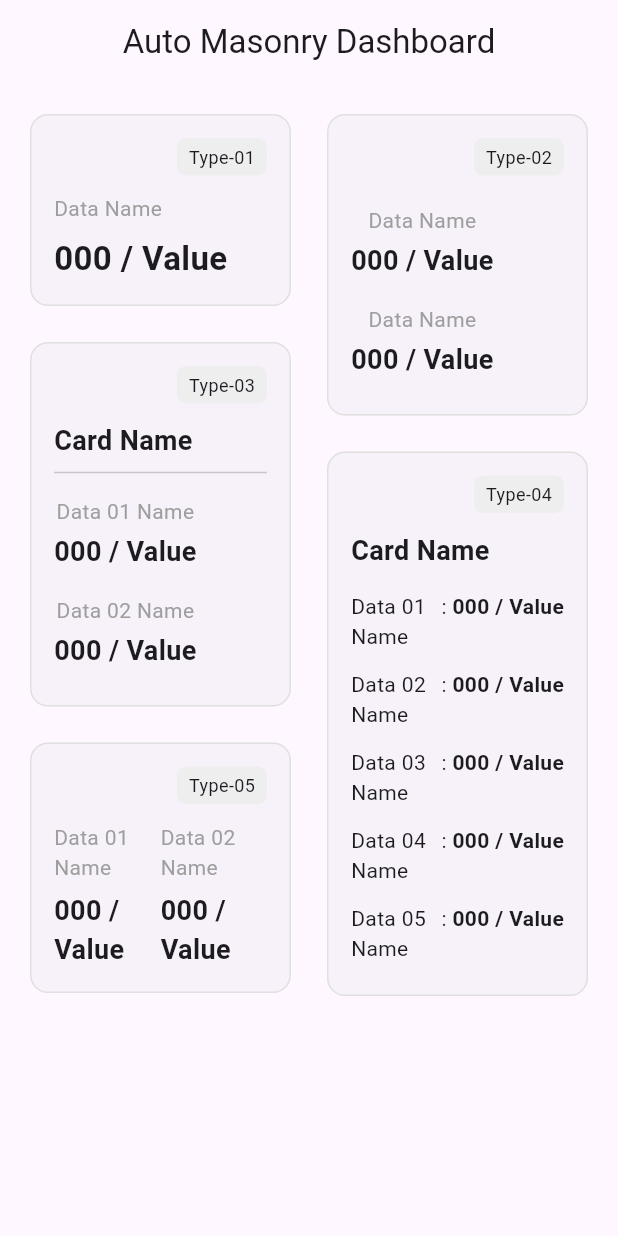
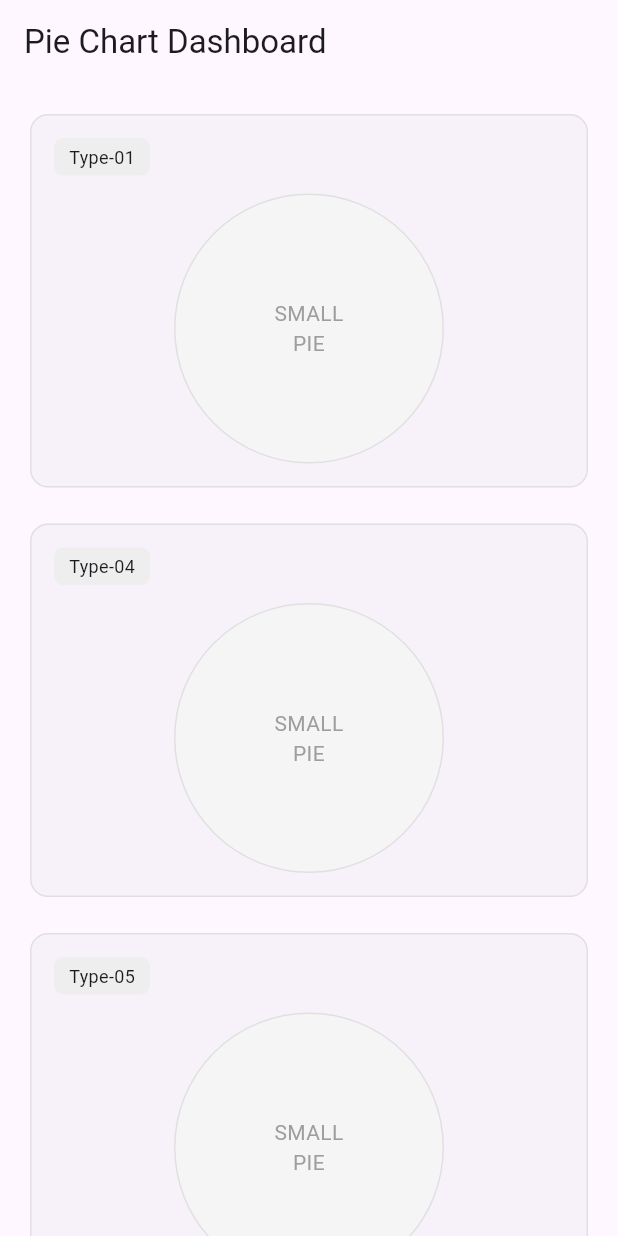
Before and after one commit to zVoid24/scube_app, a Flutter app: the screen it shows after launch, on a phone screen of 412 x 824 dp. Run offline on Flutter 3.47's test engine with Material 3 defaults, Android fonts, the phone set to English and light mode, and no system bars; our stand-ins replace fl_chart, get, open_file, syncfusion_flutter_charts, syncfusion_flutter_datagrid; missing offline and left inert: syncfusion_flutter_pdf, syncfusion_flutter_xlsio.

Commit message:
feat: auto flow cards

```diff
--- a/lib/main.dart
+++ b/lib/main.dart
@@ -1,5 +1,6 @@
 import 'package:flutter/material.dart';
 import 'package:flutter_application_1/presentation/pages/auto_flow_cards.dart';
+import 'package:flutter_application_1/presentation/pages/pie_dashboard_screen.dart';
 import 'package:syncfusion_flutter_datagrid/datagrid.dart';
 
 void main() {
@@ -13,7 +14,7 @@ class MyApp extends StatelessWidget {
   Widget build(BuildContext context) {
     return const MaterialApp(
       debugShowCheckedModeBanner: false,
-      home: AutoFlowCards(),
+      home: PieDashboardScreen(),
     );
   }
 }
--- a/lib/presentation/pages/auto_flow_cards.dart
+++ b/lib/presentation/pages/auto_flow_cards.dart
@@ -16,12 +16,15 @@ class AutoFlowCards extends StatelessWidget {
       body: Padding(
         padding: const EdgeInsets.all(16),
         child: MasonryGridView.extent(
-          maxCrossAxisExtent: 300, // 🔥 auto column calculation
+          maxCrossAxisExtent: 380, // 🔥 auto column calculation
           mainAxisSpacing: 16,
           crossAxisSpacing: 16,
           itemCount: cardsData.length,
           itemBuilder: (context, index) {
-            return DynamicCard(data: cardsData[index]);
+            if(index%2==0){
+              return DynamicCard(data: cardsData[index],width: 150.0,);
+            }
+            return DynamicCard(data: cardsData[index],width: 200.0,);
           },
         ),
       ),
@@ -85,17 +88,19 @@ List<Map<String, dynamic>> _mockJsonData() {
 ------------------------------------------------------- */
 class DynamicCard extends StatelessWidget {
   final Map<String, dynamic> data;
+  final double width;
 
-  const DynamicCard({super.key, required this.data});
+  const DynamicCard({super.key, required this.data,required this.width});
 
   @override
   Widget build(BuildContext context) {
-    return Card(
-      elevation: 0,
-      shape: RoundedRectangleBorder(
-        borderRadius: BorderRadius.circular(12),
-        side: BorderSide(color: Colors.grey.shade300),
-      ),
+    return Container(
+      width: width,
+      // elevation: 0,
+      // shape: RoundedRectangleBorder(
+      //   borderRadius: BorderRadius.circular(12),
+      //   side: BorderSide(color: Colors.grey.shade300),
+      // ),
       child: Padding(
         padding: const EdgeInsets.all(16),
         child: Column(
--- /dev/null
+++ b/lib/presentation/pages/pie_dashboard_screen.dart
@@ -0,0 +1,137 @@
+import 'package:flutter/material.dart';
+import 'package:flutter_staggered_grid_view/flutter_staggered_grid_view.dart';
+
+class PieDashboardScreen extends StatelessWidget {
+  const PieDashboardScreen({super.key});
+
+  @override
+  Widget build(BuildContext context) {
+    final charts = mockPieChartData();
+
+    final small = charts.where((e) => e["size"] == "small").toList();
+    final big = charts.where((e) => e["size"] == "big").toList();
+
+    return Scaffold(
+      appBar: AppBar(title: const Text("Pie Chart Dashboard")),
+      body: CustomScrollView(
+        slivers: [
+          SliverPadding(
+            padding: const EdgeInsets.all(16),
+            sliver: SliverList(
+              delegate: SliverChildListDelegate([
+                /// 🔹 SMALL PIE CHARTS (auto columns, NO scroll)
+                MasonryGridView.extent(
+                  maxCrossAxisExtent: 380,
+                  mainAxisSpacing: 16,
+                  crossAxisSpacing: 16,
+                  shrinkWrap: true,
+                  physics: const NeverScrollableScrollPhysics(),
+                  itemCount: small.length,
+                  itemBuilder: (context, index) {
+                    return PieChartCard(data: small[index]);
+                  },
+                ),
+
+                const SizedBox(height: 16),
+
+                /// 🔹 BIG PIE CHARTS (full width)
+                ...big.map(
+                  (item) => Padding(
+                    padding: const EdgeInsets.only(bottom: 16),
+                    child: PieChartCard(data: item),
+                  ),
+                ),
+              ]),
+            ),
+          ),
+        ],
+      ),
+    );
+  }
+}
+
+/* -------------------------------------------------------
+  MOCK DATA
+------------------------------------------------------- */
+List<Map<String, dynamic>> mockPieChartData() {
+  return [
+    {"type": "pie", "size": "small", "tag": "Type-01", "title": "Chart Name"},
+    {"type": "pie", "size": "small", "tag": "Type-04", "title": "Chart Name"},
+    {"type": "pie", "size": "big", "tag": "Type-02", "title": "Chart Name"},
+    {"type": "pie", "size": "big", "tag": "Type-03", "title": "Chart Name"},
+    {"type": "pie", "size": "small", "tag": "Type-05", "title": "Chart Name"},
+    {"type": "pie", "size": "small", "tag": "Type-06", "title": "Chart Name"},
+  ];
+}
+
+/* -------------------------------------------------------
+  PIE CHART CARD
+------------------------------------------------------- */
+class PieChartCard extends StatelessWidget {
+  final Map<String, dynamic> data;
+
+  const PieChartCard({super.key, required this.data});
+
+  @override
+  Widget build(BuildContext context) {
+    final bool isBig = data["size"] == "big";
+
+    return Card(
+      elevation: 0,
+      shape: RoundedRectangleBorder(
+        borderRadius: BorderRadius.circular(12),
+        side: BorderSide(color: Colors.grey.shade300),
+      ),
+      child: Padding(
+        padding: const EdgeInsets.all(16),
+        child: Column(
+          crossAxisAlignment: CrossAxisAlignment.start,
+          children: [
+            _buildTag(data["tag"]),
+            const SizedBox(height: 12),
+            Center(child: _buildPiePlaceholder(isBig)),
+            if (isBig) ...[
+              const SizedBox(height: 16),
+              const Center(
+                child: Text(
+                  "Total\n35955.44 ৳",
+                  textAlign: TextAlign.center,
+                  style: TextStyle(fontSize: 16, fontWeight: FontWeight.bold),
+                ),
+              ),
+            ],
+          ],
+        ),
+      ),
+    );
+  }
+
+  Widget _buildTag(String tag) {
+    return Container(
+      padding: const EdgeInsets.symmetric(horizontal: 10, vertical: 4),
+      decoration: BoxDecoration(
+        color: Colors.grey.shade200,
+        borderRadius: BorderRadius.circular(6),
+      ),
+      child: Text(tag, style: const TextStyle(fontSize: 12)),
+    );
+  }
+
+  Widget _buildPiePlaceholder(bool isBig) {
+    return Container(
+      height: isBig ? 260 : 180,
+      width: isBig ? 260 : 180,
+      decoration: BoxDecoration(
+        shape: BoxShape.circle,
+        color: Colors.grey.shade100,
+        border: Border.all(color: Colors.grey.shade300),
+      ),
+      alignment: Alignment.center,
+      child: Text(
+        isBig ? "BIG PIE\n(CHART)" : "SMALL\nPIE",
+        textAlign: TextAlign.center,
+        style: const TextStyle(color: Colors.grey),
+      ),
+    );
+  }
+}
--- a/pubspec.yaml
+++ b/pubspec.yaml
@@ -46,6 +46,7 @@ dependencies:
   syncfusion_flutter_datagrid: ^32.2.5
   syncfusion_flutter_charts: ^32.2.5
   flutter_staggered_grid_view:
+  flutter_wall_layout: ^2.1.2
 
 dev_dependencies:
   flutter_test:
```
Also changed, not shown: pubspec.lock.
